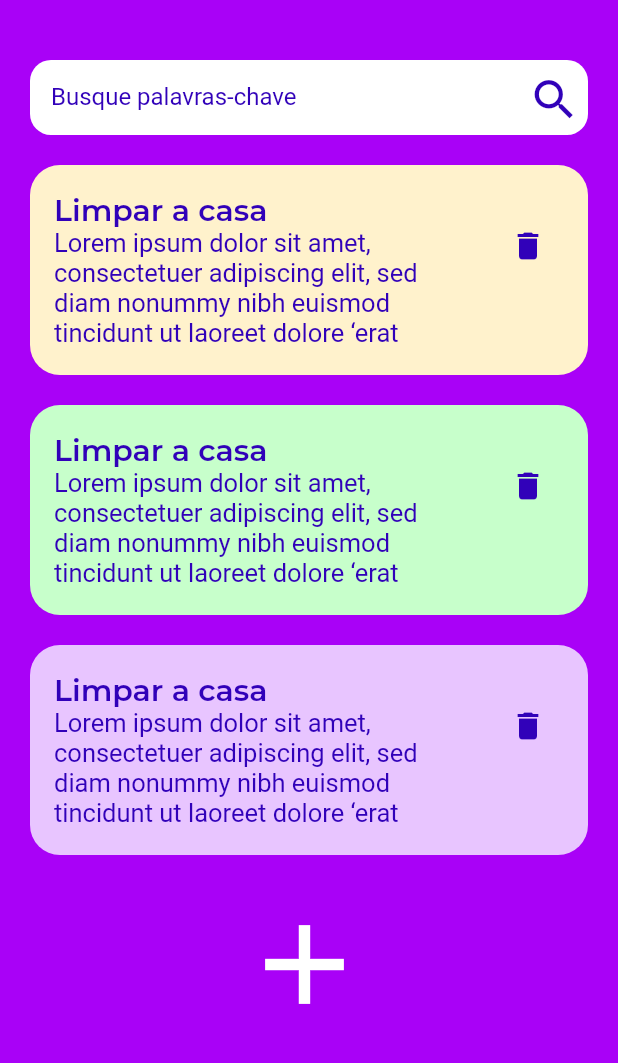
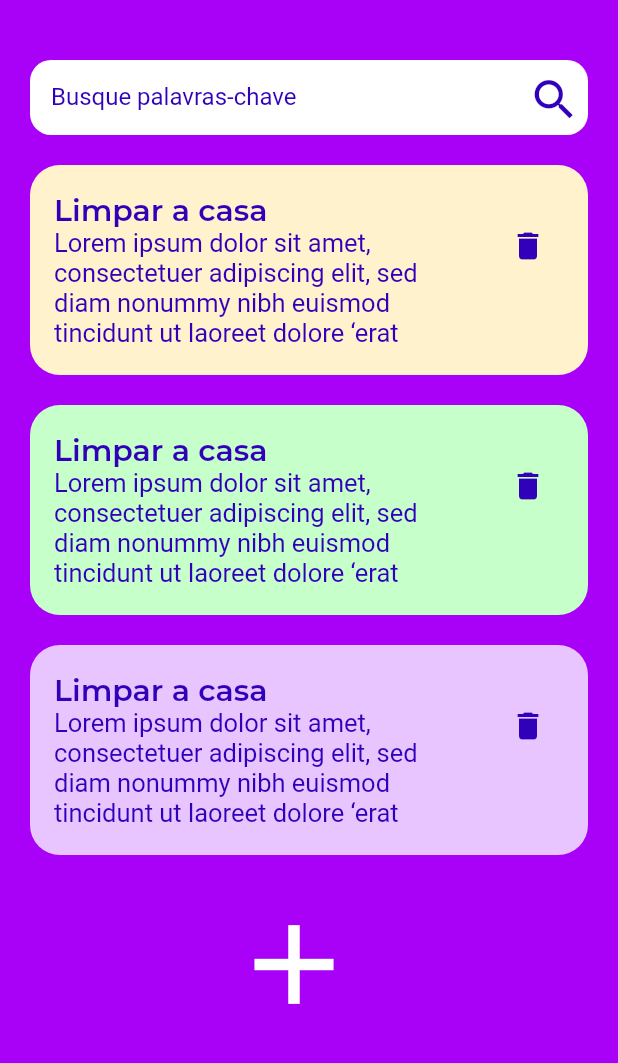
Before and after one commit to vvctort/app_todo_lovepeople, a Flutter app: the screen it shows after launch, on a phone screen of 412 x 824 dp, the part 105-1168 px from its top. Run offline on Flutter 3.47's test engine with Material 2 defaults, Android fonts, the phone set to English and light mode, and no system bars.

Commit message:
ajustei icone add

```diff
--- a/lib/view/prancheta4_page.dart
+++ b/lib/view/prancheta4_page.dart
@@ -123,7 +123,7 @@ class _ListPageState extends State<ListPage> {
                   Row(
                     children: [
                       const SizedBox(
-                        width: 150,
+                        width: 143,
                       ),
                       IconButton(
                         iconSize: 90,
```
